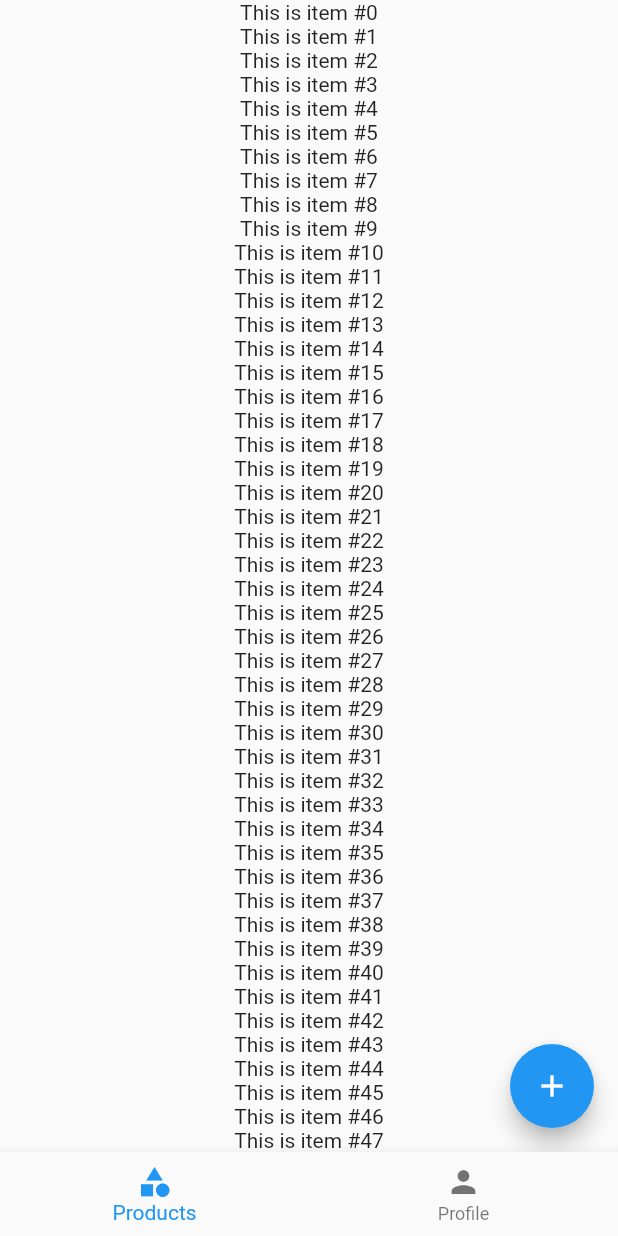
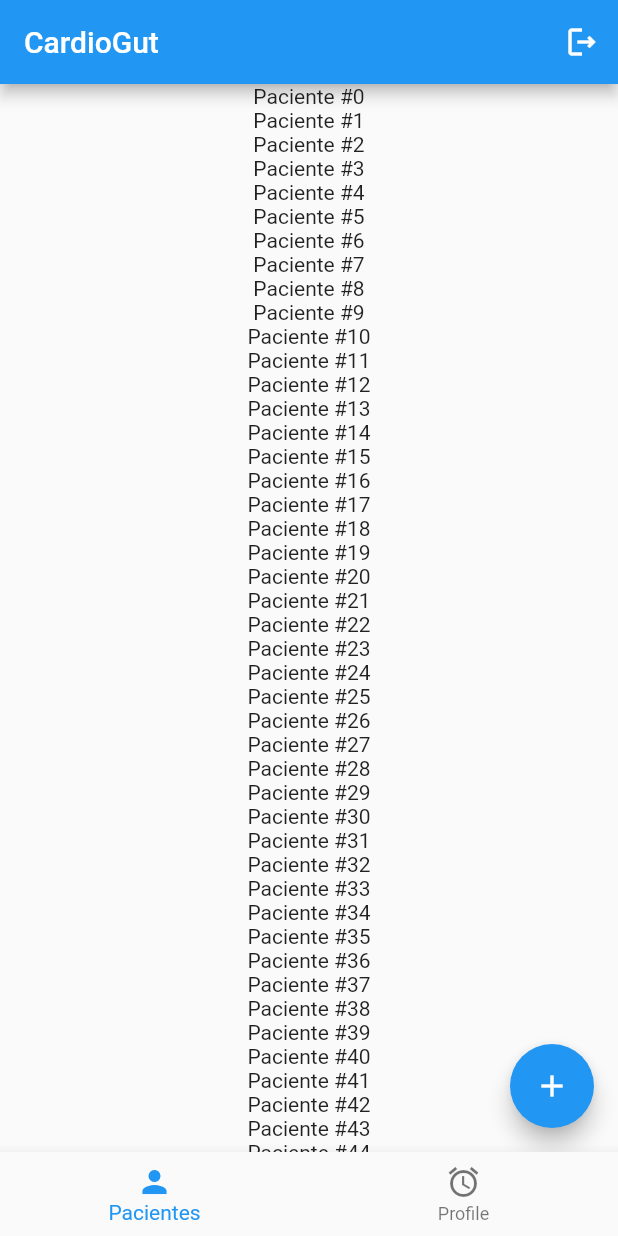
Before and after one commit to Clod/qore-client, a Flutter app: the DashboardScreen screen opened by its route, on a phone screen of 412 x 824 dp. Run offline on Flutter 3.47's test engine with Material 2 defaults, Android fonts, the phone set to English and light mode, and no system bars; our stand-ins replace auto_route, firebase_auth, firebase_core; accounts and stored records are empty.

Commit message:
Agrego AppBar a varias pantallas y les pongo ícono para logout Agrego clases con datos para pruebas.

```diff
--- /dev/null
+++ b/lib/model/Comentario.dart
@@ -0,0 +1,10 @@
+class Comentario {
+  const Comentario(
+      {required this.profesional,
+      required this.fechaComentario,
+      required this.comentario});
+
+  final String profesional;
+  final DateTime fechaComentario;
+  final String comentario;
+}
--- /dev/null
+++ b/lib/model/Paciente.dart
@@ -0,0 +1,19 @@
+import 'package:cardio_gut/model/Comentario.dart';
+
+class Paciente {
+   Paciente(
+      {required this.nombre,
+      required this.apellido,
+      required this.fechaNacimiento,
+      required this.documento,
+      required this.nacionalidad});
+
+  final String nombre;
+  final String apellido;
+  final String documento;
+  final String nacionalidad;
+  final DateTime fechaNacimiento;
+
+  final comentarios = <Comentario>[];
+
+}
--- a/lib/screens/about/about_screen.dart
+++ b/lib/screens/about/about_screen.dart
@@ -9,9 +9,10 @@ class AboutScreen extends StatelessWidget {
   Widget build(BuildContext context) {
     print ("Recibí el parámetro: " + parametro);
     return Scaffold(
+        appBar: AppBar(title: const Text("CardioGut - Ayuda")),
         body: Center(
           child: Text(
-            'This is our about screen ${parametro}',
+            'Acá va el texto de ayuda. ${parametro}',
             style: TextStyle(
               fontSize: 16,
             ),
--- a/lib/screens/dashboard/dashboard_screen.dart
+++ b/lib/screens/dashboard/dashboard_screen.dart
@@ -17,15 +17,15 @@ class DashboardScreen extends StatelessWidget {
           currentIndex: tabsRouter.activeIndex,
           items: const [
             BottomNavigationBarItem(
-              label: 'Products',
+              label: 'Pacientes',
               icon: Icon(
-                Icons.category,
+                Icons.person,
               ),
             ),
             BottomNavigationBarItem(
               label: 'Profile',
               icon: Icon(
-                Icons.person,
+                Icons.access_alarm,
               ),
             ),
           ]),
--- a/lib/screens/dashboard/products/products_screen.dart
+++ b/lib/screens/dashboard/products/products_screen.dart
@@ -1,14 +1,27 @@
 import 'package:auto_route/auto_route.dart';
+import 'package:firebase_auth/firebase_auth.dart';
 import 'package:flutter/material.dart';
 
+import '../../../main.dart';
 import '../../../routes/router.gr.dart';
 
 class ProductsScreen extends StatelessWidget {
-  const ProductsScreen ({Key? key}) : super(key: key);
+  const ProductsScreen({Key? key}) : super(key: key);
 
   @override
   Widget build(BuildContext context) {
     return Scaffold(
+      appBar: AppBar(title: Text('CardioGut'), actions: <Widget>[
+        IconButton(
+            icon: const Icon(Icons.logout_outlined),
+            tooltip: 'Salir del sistema',
+            onPressed: () {
+              // Me delogueo de Firebase
+              FirebaseAuth.instance.signOut();
+              // Le "aviso" a route_guard
+              MyApp.of(context).authService.authenticated = false;
+            })
+      ]),
       floatingActionButton: FloatingActionButton(
         onPressed: () {
           AutoRouter.of(context).push(const AddProductsRoute());
@@ -18,7 +31,7 @@ class ProductsScreen extends StatelessWidget {
       body: ListView.builder(
           itemCount: 100,
           itemBuilder: (context, index) =>
-              Center(child: Text('This is item #$index'))),
+              Center(child: Text('Paciente #$index'))),
     );
   }
 }
```
Also changed, not shown: lib/model/Pacientes.dart (added, +39 -0 lines), lib/screens/dashboard/profile/profile_screen.dart (+12 -2 lines), lib/screens/home/home_screen.dart (+14 -5 lines), lib/screens/login/login_screen.dart (+18 -14 lines), 1 other file.
